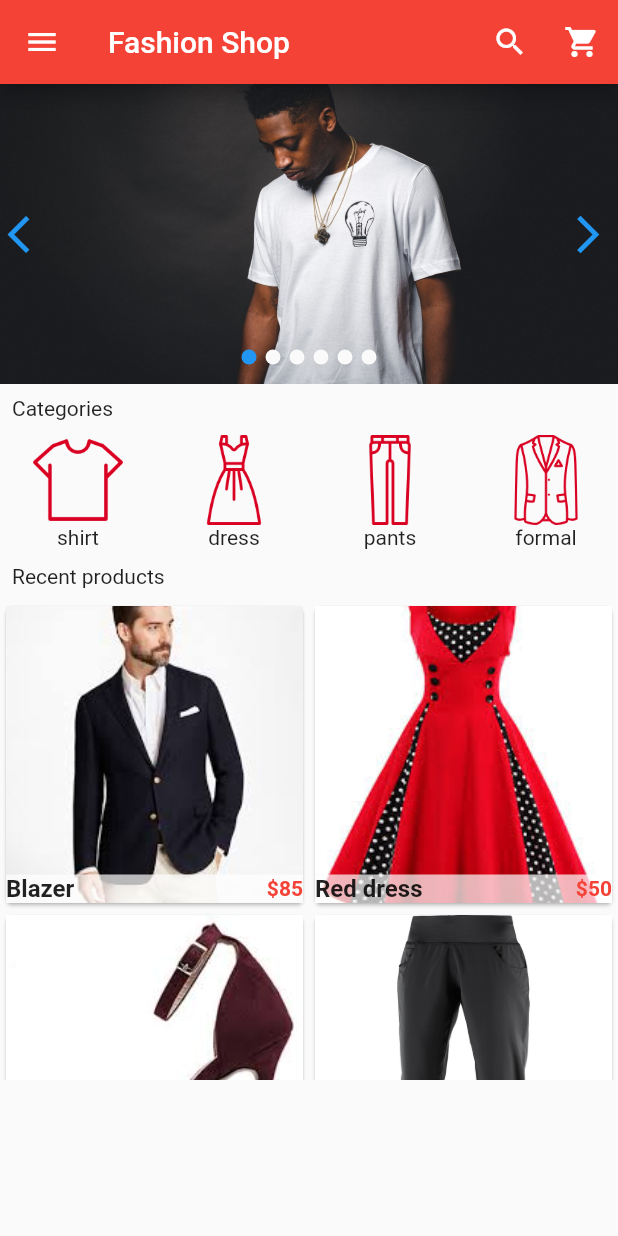
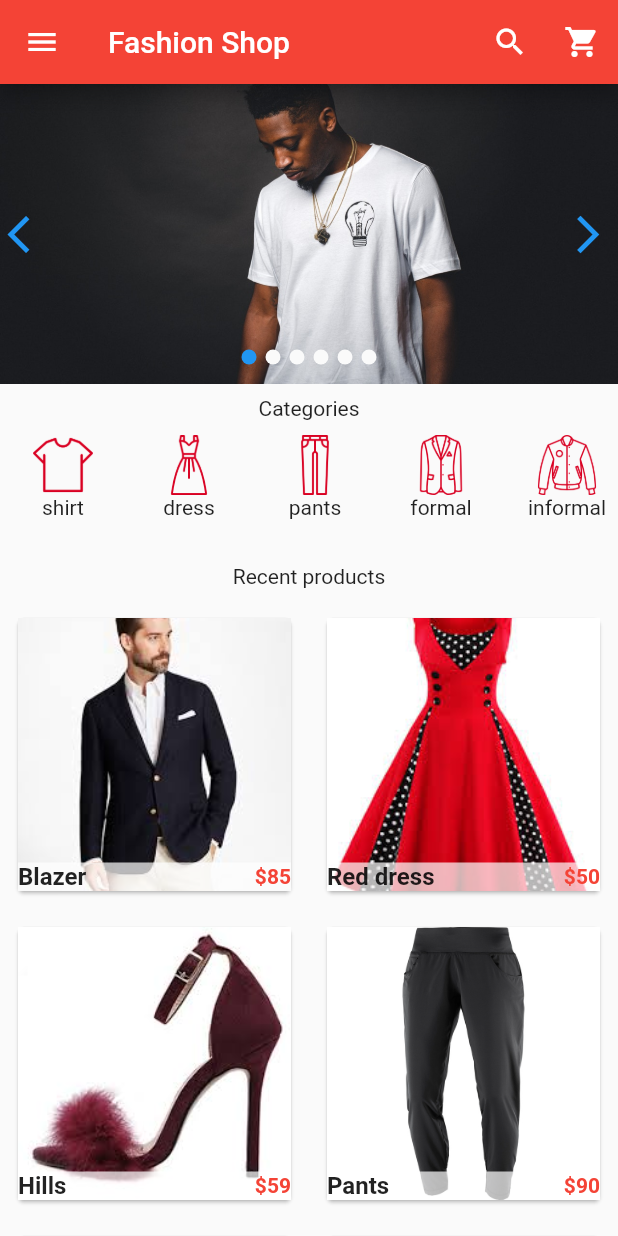
Before and after one commit to Frank1016/fashion_shop, a Flutter app: the screen it shows after launch, on a phone screen of 412 x 824 dp. Run offline on Flutter 3.47's test engine with Material 2 defaults, Android fonts, the phone set to English and light mode, and no system bars; drawn by our look-alikes of card_swiper; our stand-ins replace carousel_slider.

```diff
--- a/lib/components/cart_products.dart
+++ b/lib/components/cart_products.dart
@@ -90,23 +90,20 @@ class Single_cart_product extends StatelessWidget {
           subtitle: Column(
             children: [
               Row(children: [
+                Text('Size: '),
                 Padding(
-                  padding: const EdgeInsets.all(8.0),
-                  child: Text('Size: '),
-                ),
-                Padding(
-                  padding: const EdgeInsets.all(4.0),
+                  padding: const EdgeInsets.fromLTRB(16.0, 8.0, 8.0, 8.0),
                   child: Text(
                     cart_prod_size,
                     style: TextStyle(color: Colors.red),
                   ),
                 ),
                 Padding(
-                  padding: const EdgeInsets.fromLTRB(20.0, 8.0, 8.0, 8.0),
+                  padding: const EdgeInsets.fromLTRB(30.0, 8.0, 8.0, 8.0),
                   child: Text('Color: '),
                 ),
                 Padding(
-                  padding: const EdgeInsets.all(4.0),
+                  padding: const EdgeInsets.all(8.0),
                   child: Text(
                     cart_prod_color,
                     style: TextStyle(color: Colors.red),
--- a/lib/components/horizontal_listview.dart
+++ b/lib/components/horizontal_listview.dart
@@ -47,13 +47,13 @@ class Category extends StatelessWidget {
       child: InkWell(
         onTap: () {},
         child: Container(
-          width: 100.0,
+          width: 80.0,
           child: Column(
             children: [
               Image.asset(
                 image_location,
-                width: 100.0,
-                height: 60.0,
+                width: 40.0,
+                height: 40.0,
               ),
               Text(image_caption)
             ],
--- a/lib/components/products.dart
+++ b/lib/components/products.dart
@@ -54,11 +54,14 @@ class _ProductsState extends State<Products> {
       gridDelegate:
           SliverGridDelegateWithFixedCrossAxisCount(crossAxisCount: 2),
       itemBuilder: ((context, index) {
-        return SingleProd(
-            prod_name: product_list[index]['name'],
-            prod_picture: product_list[index]['picture'],
-            prod_old_price: product_list[index]['old price'],
-            prod_price: product_list[index]['price']);
+        return Padding(
+          padding: const EdgeInsets.all(8.0),
+          child: SingleProd(
+              prod_name: product_list[index]['name'],
+              prod_picture: product_list[index]['picture'],
+              prod_old_price: product_list[index]['old price'],
+              prod_price: product_list[index]['price']),
+        );
       }),
     );
   }
--- a/lib/main.dart
+++ b/lib/main.dart
@@ -91,7 +91,7 @@ class _HomePageState extends State<HomePage> {
               ))
         ],
       ),
-      body: ListView(
+      body: Column(
         children: [
           swiper,
           Padding(
@@ -105,7 +105,7 @@ class _HomePageState extends State<HomePage> {
             child: Text('Recent products'),
           ),
 //Grid view
-          Container(height: 320.0, child: Products()),
+          Flexible(child: Products()),
         ],
       ),
       drawer: Drawer(
@@ -118,9 +118,8 @@ class _HomePageState extends State<HomePage> {
               currentAccountPicture: GestureDetector(
                 child: CircleAvatar(
                   backgroundColor: Colors.grey,
-                  child: Icon(
-                    Icons.person,
-                    color: Colors.white,
+                  backgroundImage: AssetImage(
+                    'images/profile.jpg',
                   ),
                 ),
               ),
```
Also changed, not shown: images/profile.jpg (renamed from images/profile.PNG), 3 other files.
